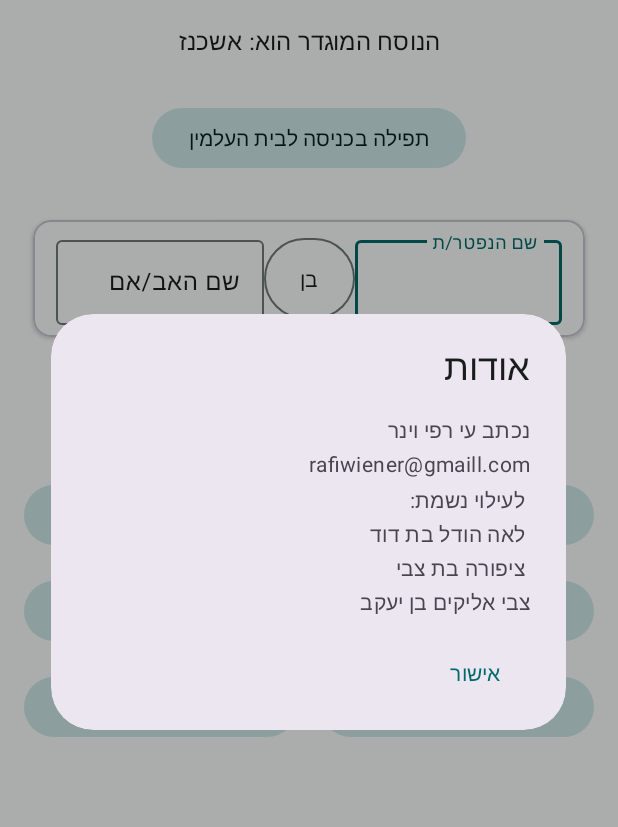
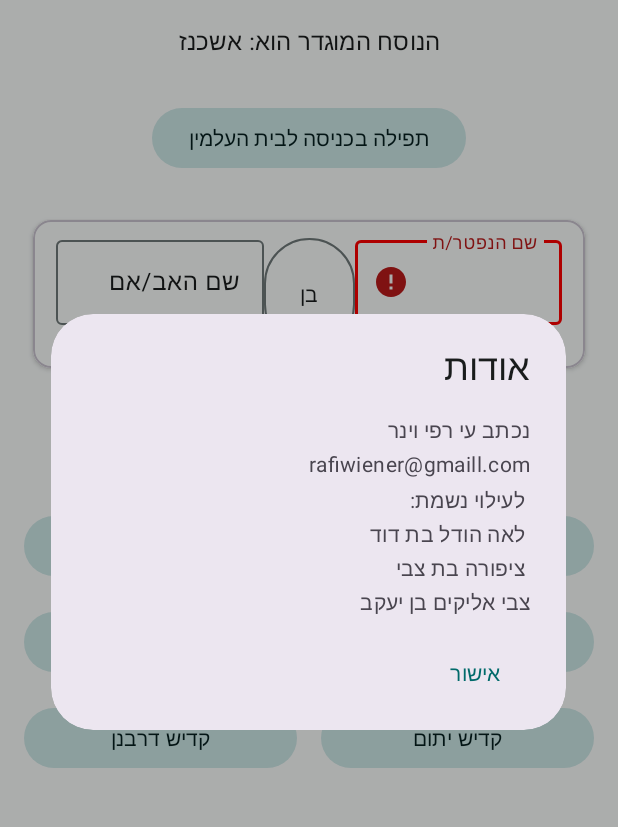
Before and after one commit to rafiw/TehilimLeazkara, an Android app: the screen it shows after launch (TehilimLeazkaraActivity), in the options menu, after a tap on "אודות", on a phone screen of 412 x 824 dp, the part 96-923 px from its top. Run offline under Robolectric (Android 15) with nearby library versions, the phone set to English and light mode, and no system bars.

```diff
--- a/app/src/main/java/com/solve/it/TehilimLeazkaraActivity.kt
+++ b/app/src/main/java/com/solve/it/TehilimLeazkaraActivity.kt
@@ -1,7 +1,10 @@
 package com.solve.it
 
+import android.animation.ValueAnimator
 import android.content.Context
 import android.content.Intent
+import android.content.res.ColorStateList
+import android.graphics.Color
 import android.media.AudioManager
 import android.os.Bundle
 import android.text.Spannable
@@ -20,6 +23,7 @@ import com.google.android.material.button.MaterialButton
 import com.google.android.material.appbar.MaterialToolbar
 import com.google.android.material.dialog.MaterialAlertDialogBuilder
 import androidx.core.text.buildSpannedString
+import com.google.android.material.textfield.TextInputLayout
 
 
 class TehilimLeazkaraActivity : AppCompatActivity() {
@@ -35,7 +39,9 @@ class TehilimLeazkaraActivity : AppCompatActivity() {
     private lateinit var buttonAshkava: MaterialButton
     private lateinit var buttonTfilaLeiluy: MaterialButton
     private lateinit var inputName: EditText
+    private lateinit var nameLayout: TextInputLayout
     private lateinit var inputParentName: EditText
+    private lateinit var parentNameLayout: TextInputLayout
     private lateinit var toggleGender: MaterialButton
     private lateinit var textViewNusach: TextView
     private lateinit var toolbar: MaterialToolbar
@@ -77,7 +83,9 @@ class TehilimLeazkaraActivity : AppCompatActivity() {
         buttonThilim = findViewById(R.id.buttonTehilim)
         buttonMishnayot = findViewById(R.id.buttonMishnayot)
         inputName = findViewById(R.id.name)
+        nameLayout = findViewById(R.id.name_layout)
         inputParentName = findViewById(R.id.par_name)
+        parentNameLayout = findViewById(R.id.par_name_layout)
         textViewNusach = findViewById(R.id.configured_nusach)
         toggleGender = findViewById(R.id.son_daughter)
         toolbar = findViewById(R.id.toolbar)
@@ -202,13 +210,39 @@ class TehilimLeazkaraActivity : AppCompatActivity() {
             }
             .show()
     }
+
+    private fun showErrorWithBlink(textInputLayout: TextInputLayout) {
+        textInputLayout.error = "חסר ערך"
+
+        val errorAnimation = ValueAnimator.ofFloat(0f, 1f).apply {
+            duration = 200 // Duration for each blink
+            repeatCount = 2 // Number of blinks (2 means blink 3 times)
+            repeatMode = ValueAnimator.REVERSE
+
+            addUpdateListener { animator ->
+                val alpha = animator.animatedValue as Float
+                textInputLayout.boxStrokeErrorColor = ColorStateList.valueOf(
+                    Color.argb(
+                        (255 * alpha).toInt(),
+                        255, // Red
+                        0,   // Green
+                        0    // Blue
+                    )
+                )
+            }
+        }
+
+        errorAnimation.start()
+    }
+
     private fun handleButtonClickMishnayot() {
-        val nameToProcess = "${inputName.text.toString().trim()}${getString(R.string.neshama)}"
-        if (inputName.text.isBlank() || inputParentName.text.isBlank()) {
-            Toast.makeText(this, R.string.error_missing_nams, Toast.LENGTH_LONG).show()
+        if (inputName.text.isBlank()) {
+            Toast.makeText(this, R.string.error_missing_name, Toast.LENGTH_LONG).show()
+            showErrorWithBlink(nameLayout)
+            return
         }
         buildSpannedString {
-            getMishnayot(nameToProcess)
+            getMishnayot(inputName.text.toString().trim())
                 .forEach { append(it) } }
             .let {
                 sendTextToView(SpannableString(it))
--- a/app/src/main/res/layout/main.xml
+++ b/app/src/main/res/layout/main.xml
@@ -73,6 +73,7 @@
                 android:padding="8dp">
 
                 <com.google.android.material.textfield.TextInputLayout
+                    android:id="@+id/name_layout"
                     android:layout_width="0dp"
                     android:layout_height="wrap_content"
                     android:layout_weight="1"
@@ -107,6 +108,7 @@
                 </com.google.android.material.button.MaterialButtonToggleGroup>
 
                 <com.google.android.material.textfield.TextInputLayout
+                    android:id="@+id/par_name_layout"
                     android:layout_width="0dp"
                     android:layout_height="wrap_content"
                     android:layout_weight="1"
--- a/app/src/main/res/values/strings.xml
+++ b/app/src/main/res/values/strings.xml
@@ -159,6 +159,7 @@
     <string name="deceseName">שם הנפטר</string>
     <string name="error_small">גדול הפונט שגוי, 26 נבחר כבררת מחדל</string>
     <string name="error_missing_nams">לא כתבת שם ושם האב יוצג נוסח ללא שם</string>
+    <string name="error_missing_name">לא כתבת שם</string>
     <string name="error_float">לא בחרתם מספר שלם בהגדרות</string>
     <string name="neshama">נשמה</string>
     <string name="kra_satan">קרעשטן</string>
```
